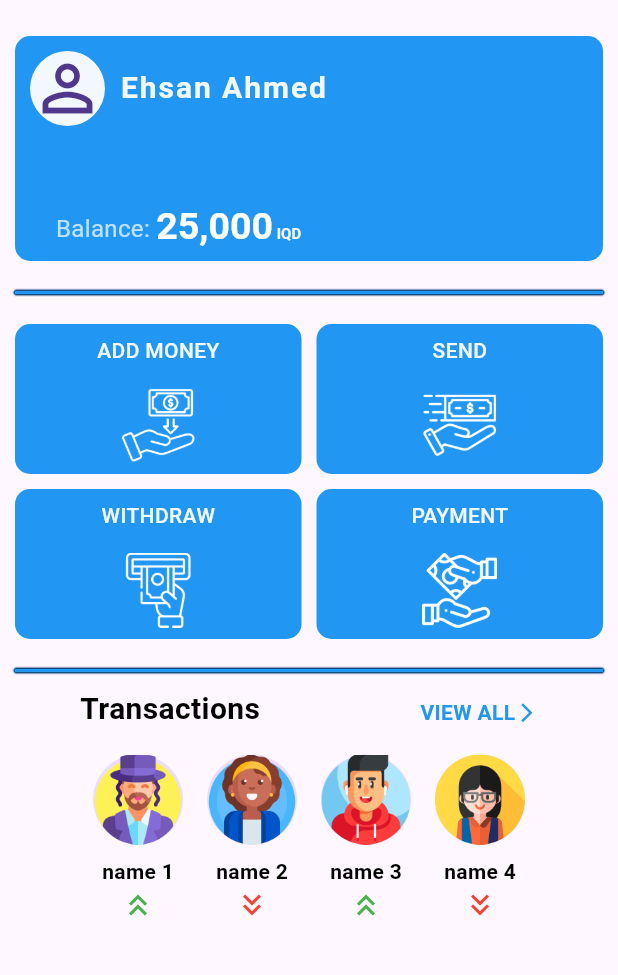
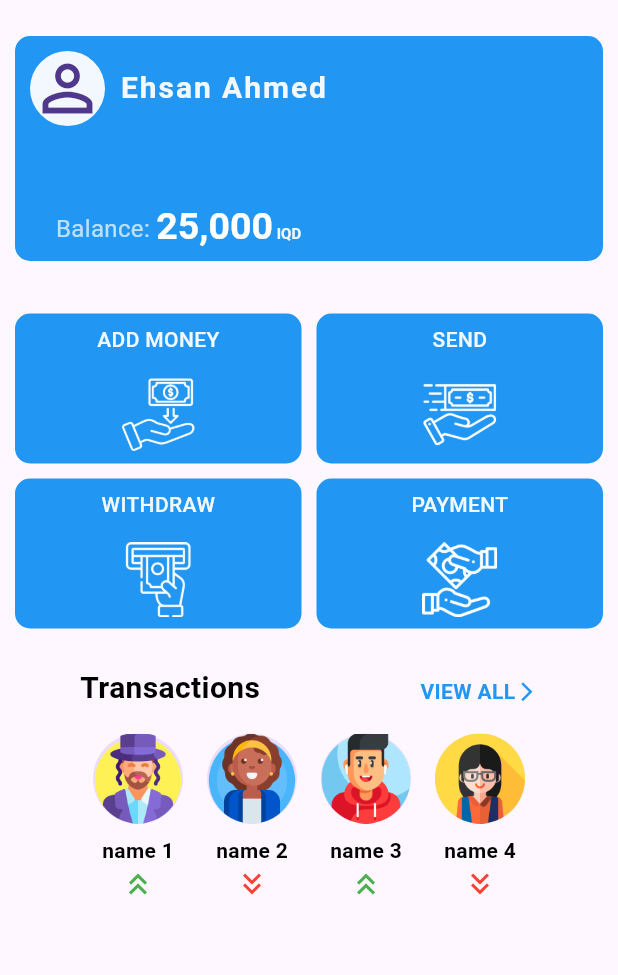
Before and after one commit to e7san99/wallet, a Flutter app: the screen it shows after launch, on a phone screen of 412 x 824 dp, the part 63-1038 px from its top. Run offline on Flutter 3.47's test engine with Material 3 defaults, Android fonts, the phone set to English and light mode, and no system bars; our stand-ins replace mask_text_input_formatter, shimmer.

Commit message:
HomePage is done ✅

```diff
--- a/lib/screen/home.dart
+++ b/lib/screen/home.dart
@@ -94,9 +94,7 @@ class _HomePageState extends State<HomePage> {
           mainAxisAlignment: MainAxisAlignment.start,
           children: [
             walletContainer(),
-            divider,
             gridView(),
-            divider,
             textTransaction(),
             userTransaction(),
           ],
@@ -107,7 +105,7 @@ class _HomePageState extends State<HomePage> {
 
   Padding walletContainer() {
     return Padding(
-      padding: const EdgeInsets.all(10),
+      padding: const EdgeInsets.fromLTRB(10, 10, 10, 25),
       child: Container(
         padding: const EdgeInsets.all(10),
         height: 150,
@@ -189,7 +187,7 @@ class _HomePageState extends State<HomePage> {
     return GridView.builder(
       shrinkWrap: true,
       itemCount: 4,
-      padding: const EdgeInsets.all(10),
+      padding: const EdgeInsets.fromLTRB(10, 10, 10, 25),
       gridDelegate: const SliverGridDelegateWithFixedCrossAxisCount(
         crossAxisCount: 2,
         crossAxisSpacing: 10,
```
